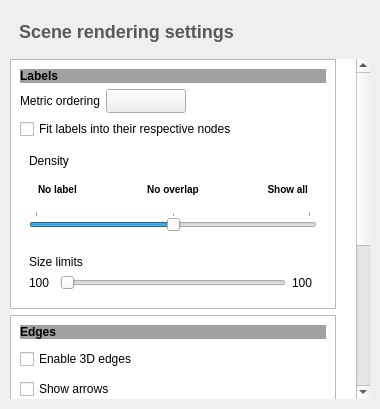
The window that library/tulip-gui/designer/SceneConfigWidget.ui (vadivelselvaraj/TulipGLImprovement) describes before a commit, drawn with Qt 5.
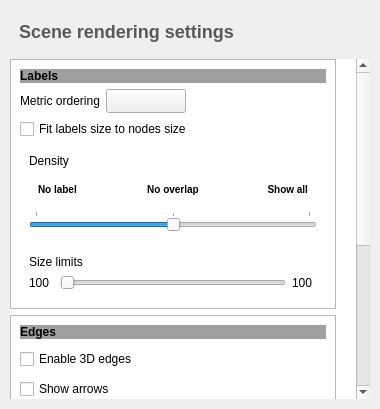
The same window after the commit. Icons and pictures are not drawn. Custom widgets are drawn as their Qt base class.

Commit message: typo fix: the label size fit to the node size whatever the position of the label

Patch:
```diff
--- a/library/tulip-gui/designer/SceneConfigWidget.ui
+++ b/library/tulip-gui/designer/SceneConfigWidget.ui
@@ -263,7 +263,7 @@
           <item>
            <widget class="QCheckBox" name="labelsFitCheck">
             <property name="text">
-             <string>Fit labels into their respective nodes</string>
+             <string>Fit labels size to nodes size</string>
             </property>
            </widget>
           </item>
```
